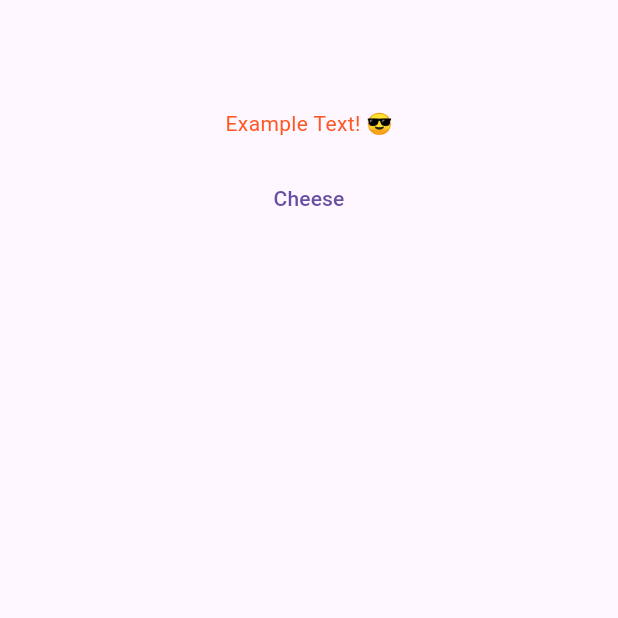
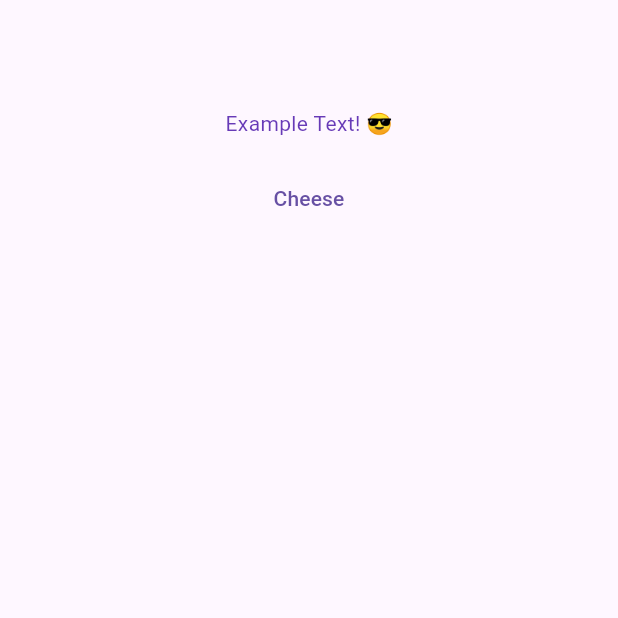
Before and after one commit to mihalycsaba/w2img, a Flutter app: the screen it shows after launch, on a phone screen of 412 x 824 dp, the top half of it. Run offline on Flutter 3.47's test engine with Material 3 defaults, Android fonts, the phone set to English and light mode, and no system bars.

Commit message:
linux build

```diff
--- a/lib/main.dart
+++ b/lib/main.dart
@@ -56,7 +56,7 @@ class _MyHomePageState extends State<MyHomePage> {
               child: Padding(
                 padding: const EdgeInsets.all(16.0),
                 child: const Text('Example Text! 😎',
-                    style: TextStyle(color: Colors.deepOrange)),
+                    style: TextStyle(color: Colors.deepPurple)),
               )),
           TextButton(
             onPressed: () async {
```
Also changed, not shown: 1 other file.
